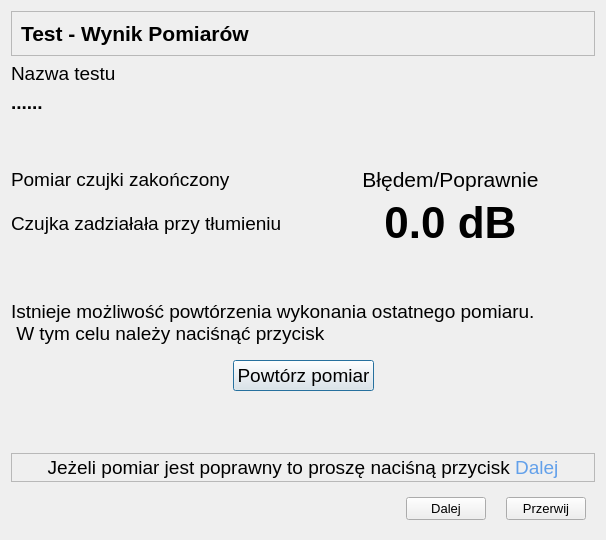
The window that CzujkiLinioweApp/oknowynikbadaniatlumienia.ui (wiacekmarcin/CzujkiLiniowe) describes before a commit, drawn with Qt 5.
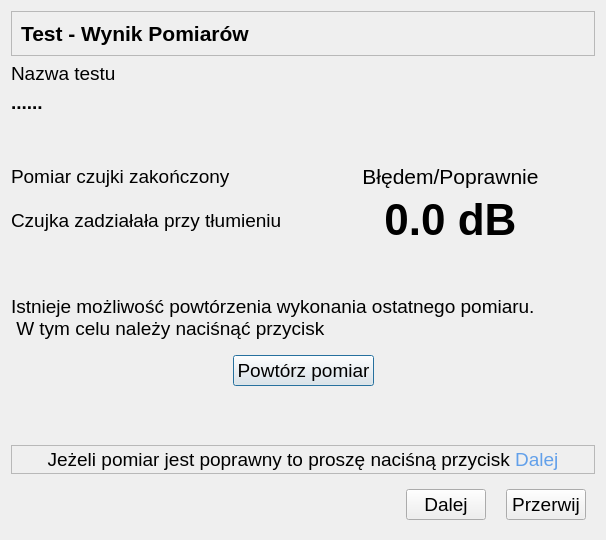
The same window after the commit. Icons and pictures are not drawn.

```diff
--- a/CzujkiLinioweApp/oknowynikbadaniatlumienia.ui
+++ b/CzujkiLinioweApp/oknowynikbadaniatlumienia.ui
@@ -25,7 +25,7 @@
   <property name="font">
    <font>
     <family>Arial</family>
-    <pointsize>10</pointsize>
+    <pointsize>14</pointsize>
    </font>
   </property>
   <property name="windowTitle">
```
